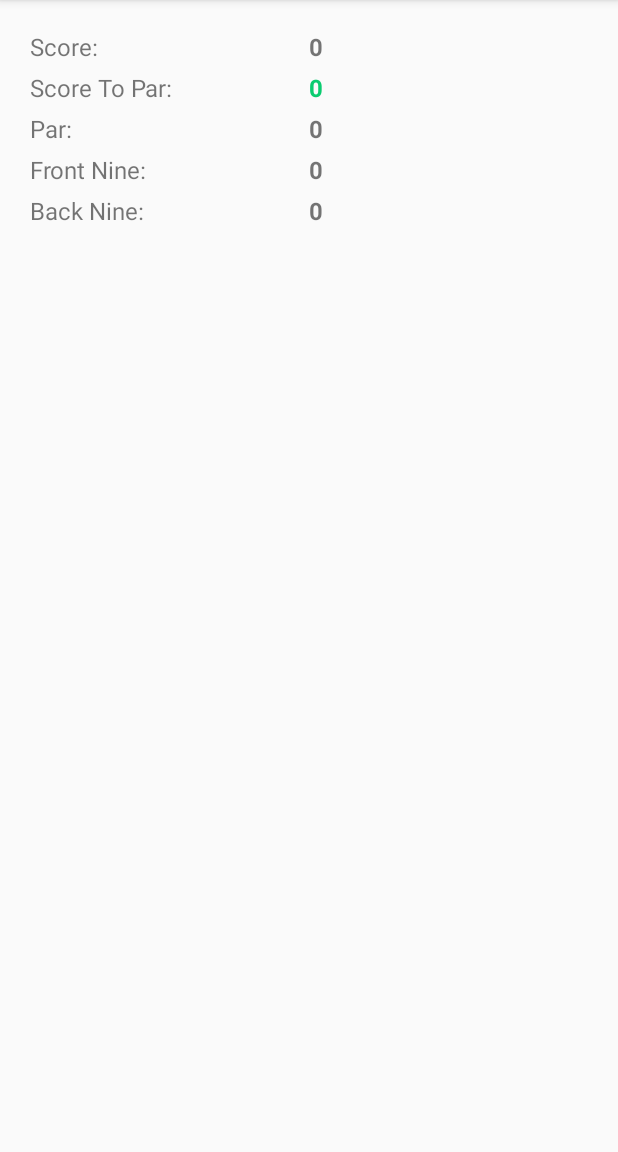
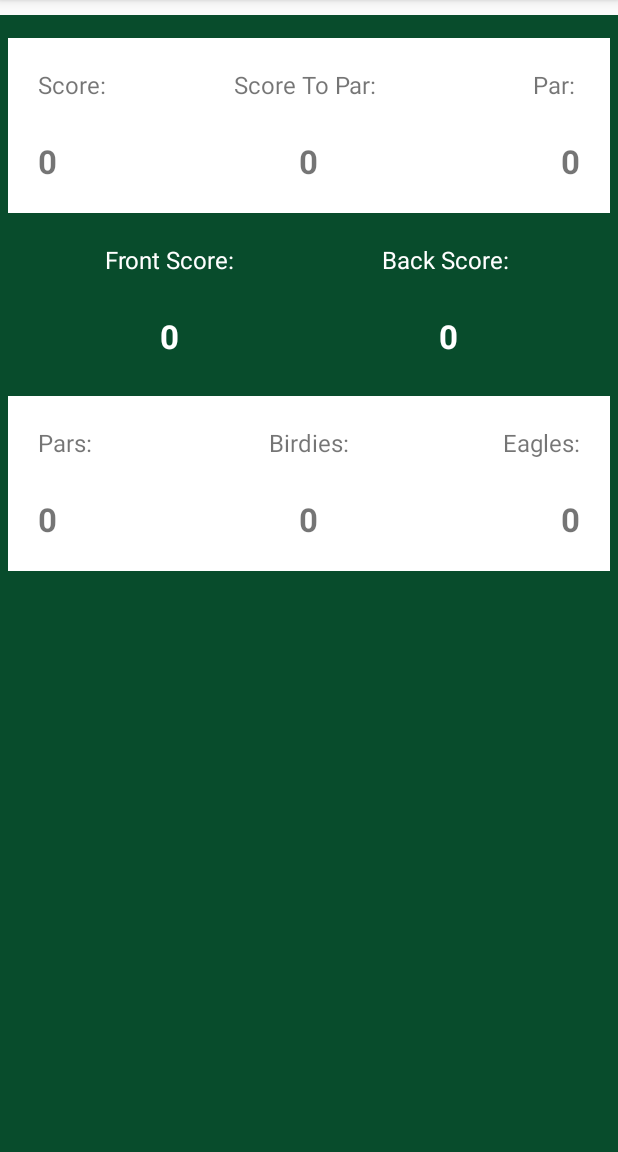
Before and after one commit to rmcase/Golf_V3, an Android app: the fragment OverviewTabFragment shown on its own in the app's theme, on a phone screen of 412 x 824 dp, the part 84-1236 px from its top. Run offline under Robolectric (Android 15) with nearby library versions, the phone set to English and light mode, and no system bars; our stand-ins replace data binding.

Commit message:
Add new stats to overview
Restyle overview tab

```diff
--- a/app/src/main/java/com/ryancase/golf_v3/ViewModels/OverviewViewModel.java
+++ b/app/src/main/java/com/ryancase/golf_v3/ViewModels/OverviewViewModel.java
@@ -7,10 +7,35 @@ import android.graphics.Color;
 public class OverviewViewModel extends BaseObservable {
     private String score, scoreToPar, par;
     private String frontScore, backScore;
+    private String eagles, pars, birdies;
     private int textColor;
 
     public OverviewViewModel() {
 
+    }
+
+    public String getEagles() {
+        return eagles;
+    }
+
+    public void setEagles(String eagles) {
+        this.eagles = eagles;
+    }
+
+    public String getPars() {
+        return pars;
+    }
+
+    public void setPars(String pars) {
+        this.pars = pars;
+    }
+
+    public String getBirdies() {
+        return birdies;
+    }
+
+    public void setBirdies(String birdies) {
+        this.birdies = birdies;
     }
 
     public int getTextColor() {
--- a/app/src/main/java/com/ryancase/golf_v3/ui/HistoryItemFragment.java
+++ b/app/src/main/java/com/ryancase/golf_v3/ui/HistoryItemFragment.java
@@ -132,7 +132,10 @@ public class HistoryItemFragment extends android.support.v4.app.Fragment impleme
         int fairways = round.getBackNine().getFairways() + round.getFrontNine().getFairways();
         int greens = round.getBackNine().getGreens() + round.getFrontNine().getGreens();
         int putts = round.getBackNine().getPutts() + round.getFrontNine().getPutts();
-        int scrambling = round.getBackNine().getScrambling() + round.getBackNine().getScrambling();
+        int scrambling = round.getBackNine().getScrambling() + round.getFrontNine().getScrambling();
+        int birdies = round.getBackNine().getBirdies() + round.getFrontNine().getBirdies();
+        int eagles = round.getBackNine().getEagles() + round.getFrontNine().getEagles();
+        int pars = round.getBackNine().getPars() + round.getFrontNine().getPars();
 
         fairwayPercentage = findFairwayPercentage();
         greenPercentage = findGreenPercentage();
@@ -164,6 +167,9 @@ public class HistoryItemFragment extends android.support.v4.app.Fragment impleme
         overviewStats.putInt("backScore", backScore);
         overviewStats.putInt("scoreToPar", scoreToPar);
         overviewStats.putInt("par", par);
+        overviewStats.putInt("eagles", eagles);
+        overviewStats.putInt("birdies", birdies);
+        overviewStats.putInt("pars", pars);
         overviewStats.putString("course", round.getCourse());
         overviewStats.putString("date", round.getDate());
         tabHost.addTab(tabHost.newTabSpec("OverviewTab").setIndicator("Overview"), OverviewTabFragment.class, overviewStats);
--- a/app/src/main/java/com/ryancase/golf_v3/ui/OverviewTabFragment.java
+++ b/app/src/main/java/com/ryancase/golf_v3/ui/OverviewTabFragment.java
@@ -20,7 +20,8 @@ import com.ryancase.golf_v3.databinding.OverviewStatTabBinding;
 
 public class OverviewTabFragment extends Fragment {
 
-    private int score, scoreToPar, frontScore, backScore, par;
+    private int score, scoreToPar, frontScore, backScore, par
+            ,birdies, eagles, pars;
 
     private OverviewStatTabBinding binding;
 
@@ -39,6 +40,9 @@ public class OverviewTabFragment extends Fragment {
             backScore = getArguments().getInt("backScore");
             frontScore = getArguments().getInt("frontScore");
             par = getArguments().getInt("par");
+            birdies = getArguments().getInt("birdies");
+            pars = getArguments().getInt("pars");
+            eagles = getArguments().getInt("eagles");
         }
     }
 
@@ -57,6 +61,9 @@ public class OverviewTabFragment extends Fragment {
         viewModel.setBackScore(String.valueOf(backScore));
         viewModel.setPar(String.valueOf(par));
         viewModel.setScoreToPar(String.valueOf(scoreToPar));
+        viewModel.setBirdies(String.valueOf(birdies));
+        viewModel.setEagles(String.valueOf(eagles));
+        viewModel.setPars(String.valueOf(pars));
         if(scoreToPar == 0) {
             viewModel.setTextColor(getResources().getColor(R.color.fTeal));
         } else if(scoreToPar < 0) {
--- a/app/src/main/res/layout/overview_stat_tab.xml
+++ b/app/src/main/res/layout/overview_stat_tab.xml
@@ -11,7 +11,9 @@
     <LinearLayout
         android:layout_width="match_parent"
         android:layout_height="match_parent"
-        android:orientation="horizontal">
+        android:orientation="horizontal"
+        android:layout_marginTop="10dp"
+        android:layout_marginBottom="-5dp">
 
 
         <TableLayout
@@ -19,104 +21,201 @@
             android:layout_width="match_parent"
             android:layout_height="match_parent"
             android:layout_gravity="center_horizontal"
-            android:padding="20dp">
+            android:background="@color/fDarkTeal">
 
-            <TableRow android:layout_marginBottom="5dp">
+            <TableRow
+                android:layout_marginLeft="5dp"
+                android:layout_marginRight="5dp"
+                android:layout_marginTop="15dp"
+                android:background="@color/white"
+                android:paddingBottom="5dp"
+                android:paddingLeft="20dp"
+                android:paddingRight="20dp"
+                android:paddingTop="20dp">
 
                 <TextView
                     android:layout_width="0dp"
                     android:layout_height="match_parent"
                     android:layout_weight="1"
-                    android:text="Score: "
+                    android:text="Score:"
+                    android:textAlignment="textStart"
                     android:textSize="16sp" />
 
                 <TextView
                     android:layout_width="0dp"
                     android:layout_height="match_parent"
                     android:layout_weight="1"
-                    android:text="@{viewModel.score}"
-                    android:textSize="16sp"
-                    android:textStyle="bold"/>
-            </TableRow>
-            <!-- ^ SCORE ROW ^ -->
-
-            <TableRow android:layout_marginBottom="5dp">
-
-                <TextView
-                    android:layout_width="0dp"
-                    android:layout_height="match_parent"
-                    android:layout_weight="1"
                     android:text="Score To Par: "
+                    android:textAlignment="center"
                     android:textSize="16sp" />
 
                 <TextView
                     android:layout_width="0dp"
                     android:layout_height="match_parent"
                     android:layout_weight="1"
-                    android:text="@{viewModel.scoreToPar}"
-                    android:textSize="16sp"
-                    android:textColor="@{viewModel.textColor}"
-                    android:textStyle="bold" />
+                    android:text="Par: "
+                    android:textAlignment="textEnd"
+                    android:textSize="16sp" />
+
             </TableRow>
-            <!-- ^ SCORE TO PAR ROW ^ -->
-
-            <TableRow android:layout_marginBottom="5dp">
+            <!-- ^ SCORES LABELS ROW ^ -->
+            <TableRow
+                android:layout_marginLeft="5dp"
+                android:layout_marginRight="5dp"
+                android:background="@color/white"
+                android:padding="20dp">
 
                 <TextView
                     android:layout_width="0dp"
                     android:layout_height="match_parent"
                     android:layout_weight="1"
-                    android:text="Par: "
+                    android:text="@{viewModel.score}"
+                    android:textAlignment="textStart"
+                    android:textSize="22sp"
+                    android:textStyle="bold" />
+
+                <TextView
+                    android:layout_width="0dp"
+                    android:layout_height="match_parent"
+                    android:layout_weight="1"
+                    android:text="@{viewModel.scoreToPar}"
+                    android:textAlignment="center"
+                    android:textSize="22sp"
+                    android:textStyle="bold" />
+
+                <TextView
+                    android:layout_width="0dp"
+                    android:layout_height="match_parent"
+                    android:layout_weight="1"
+                    android:text="@{viewModel.par}"
+                    android:textAlignment="textEnd"
+                    android:textSize="22sp"
+                    android:textStyle="bold" />
+
+            </TableRow>
+            <!-- ^ SCORES ROW ^ -->
+
+            <TableRow
+                android:paddingBottom="5dp"
+                android:paddingLeft="20dp"
+                android:paddingRight="20dp"
+                android:paddingTop="20dp">
+
+                <TextView
+                    android:layout_width="0dp"
+                    android:layout_height="match_parent"
+                    android:layout_weight="1"
+                    android:text="Front Score:"
+                    android:textAlignment="center"
+                    android:textColor="@color/white"
                     android:textSize="16sp" />
 
                 <TextView
                     android:layout_width="0dp"
                     android:layout_height="match_parent"
                     android:layout_weight="1"
-                    android:text="@{viewModel.par}"
-                    android:textSize="16sp"
-                    android:textStyle="bold" />
+                    android:text="Back Score: "
+                    android:textAlignment="center"
+                    android:textColor="@color/white"
+                    android:textSize="16sp" />
+
             </TableRow>
-            <!-- ^ PAR ROW ^ -->
-
-            <TableRow android:layout_marginBottom="5dp">
+            <!-- ^ FRONT/BACK LABEL ROW ^ -->
+            <TableRow android:padding="20dp">
 
                 <TextView
                     android:layout_width="0dp"
                     android:layout_height="match_parent"
                     android:layout_weight="1"
-                    android:text="Front Nine: "
+                    android:text="@{viewModel.frontScore}"
+                    android:textAlignment="center"
+                    android:textColor="@color/white"
+                    android:textSize="22sp"
+                    android:textStyle="bold" />
+
+                <TextView
+                    android:layout_width="0dp"
+                    android:layout_height="match_parent"
+                    android:layout_weight="1"
+                    android:text="@{viewModel.backScore}"
+                    android:textAlignment="center"
+                    android:textColor="@color/white"
+                    android:textSize="22sp"
+                    android:textStyle="bold" />
+            </TableRow>
+            <!-- ^ FRONT/BACK SCORE ROW ^ -->
+
+            <TableRow
+                android:layout_marginLeft="5dp"
+                android:layout_marginRight="5dp"
+                android:layout_marginTop="5dp"
+                android:background="@color/white"
+                android:paddingBottom="5dp"
+                android:paddingLeft="20dp"
+                android:paddingRight="20dp"
+                android:paddingTop="20dp">
+
+                <TextView
+                    android:layout_width="0dp"
+                    android:layout_height="match_parent"
+                    android:layout_weight="1"
+                    android:text="Pars:"
+                    android:textAlignment="textStart"
                     android:textSize="16sp" />
 
                 <TextView
                     android:layout_width="0dp"
                     android:layout_height="match_parent"
                     android:layout_weight="1"
-                    android:text="@{viewModel.frontScore}"
-                    android:textSize="16sp"
-                    android:textStyle="bold"/>
-            </TableRow>
-            <!-- ^ FRONT SCORE ROW ^ -->
-
-            <TableRow android:layout_marginBottom="5dp">
-
-                <TextView
-                    android:layout_width="0dp"
-                    android:layout_height="match_parent"
-                    android:layout_weight="1"
-                    android:text="Back Nine: "
+                    android:text="Birdies:"
+                    android:textAlignment="center"
                     android:textSize="16sp" />
 
                 <TextView
                     android:layout_width="0dp"
                     android:layout_height="match_parent"
                     android:layout_weight="1"
-                    android:text="@{viewModel.backScore}"
-                    android:textSize="16sp"
-                    android:textStyle="bold"/>
+                    android:text="Eagles:"
+                    android:textAlignment="textEnd"
+                    android:textSize="16sp" />
+
             </TableRow>
-            <!-- ^ BACK SCORE ROW ^ -->
+            <!-- ^ HOLE STATS LABEL ROW ^ -->
+            <TableRow
+                android:layout_marginLeft="5dp"
+                android:layout_marginRight="5dp"
+                android:layout_marginBottom="5dp"
+                android:background="@color/white"
+                android:padding="20dp">
 
+                <TextView
+                    android:layout_width="0dp"
+                    android:layout_height="match_parent"
+                    android:layout_weight="1"
+                    android:text="@{viewModel.pars}"
+                    android:textAlignment="textStart"
+                    android:textSize="22sp"
+                    android:textStyle="bold" />
+
+                <TextView
+                    android:layout_width="0dp"
+                    android:layout_height="match_parent"
+                    android:layout_weight="1"
+                    android:text="@{viewModel.birdies}"
+                    android:textAlignment="center"
+                    android:textSize="22sp"
+                    android:textStyle="bold" />
+
+                <TextView
+                    android:layout_width="0dp"
+                    android:layout_height="match_parent"
+                    android:layout_weight="1"
+                    android:text="@{viewModel.eagles}"
+                    android:textAlignment="textEnd"
+                    android:textSize="22sp"
+                    android:textStyle="bold" />
+            </TableRow>
+            <!-- ^ HOLE STATS ROW ^ -->
         </TableLayout>
     </LinearLayout>
 </layout>
```
